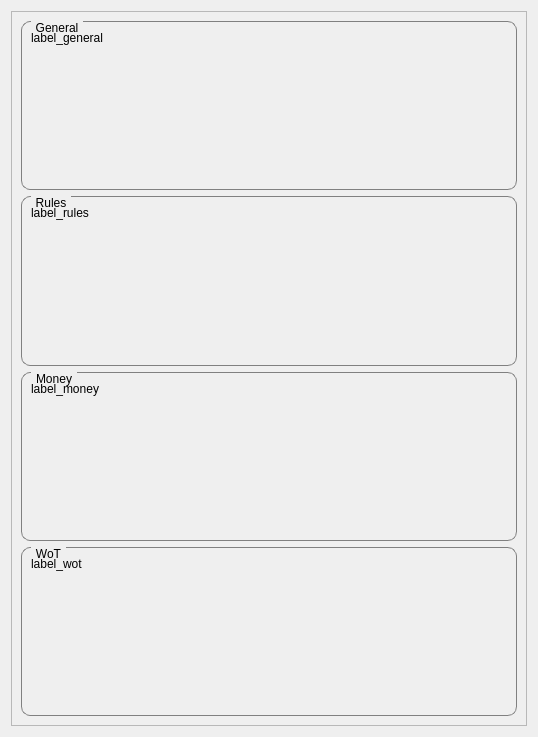
Above: res/ui/informations_tab.ui from duniter/sakia before the change. Below: the same form after it.
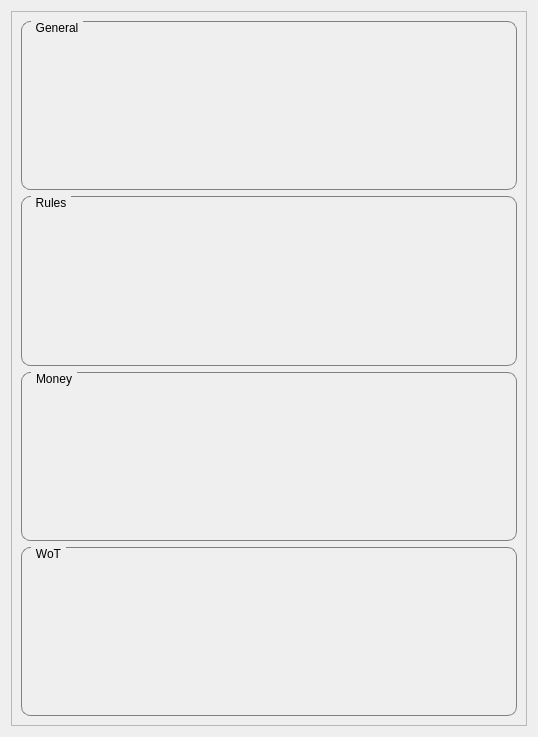
That is the form after the change.

What changed in the file:
```diff
--- a/res/ui/informations_tab.ui
+++ b/res/ui/informations_tab.ui
@@ -38,8 +38,8 @@
        <rect>
         <x>0</x>
         <y>0</y>
-        <width>518</width>
-        <height>717</height>
+        <width>522</width>
+        <height>721</height>
        </rect>
       </property>
       <layout class="QVBoxLayout" name="verticalLayout_5">
@@ -58,7 +58,7 @@
           <item>
            <widget class="QLabel" name="label_general">
             <property name="text">
-             <string>label_general</string>
+             <string/>
             </property>
             <property name="scaledContents">
              <bool>false</bool>
@@ -80,7 +80,7 @@
           <item>
            <widget class="QLabel" name="label_rules">
             <property name="text">
-             <string>label_rules</string>
+             <string/>
             </property>
             <property name="alignment">
              <set>Qt::AlignLeading|Qt::AlignLeft|Qt::AlignTop</set>
@@ -99,7 +99,7 @@
           <item>
            <widget class="QLabel" name="label_money">
             <property name="text">
-             <string>label_money</string>
+             <string/>
             </property>
             <property name="alignment">
              <set>Qt::AlignLeading|Qt::AlignLeft|Qt::AlignTop</set>
@@ -118,7 +118,7 @@
           <item>
            <widget class="QLabel" name="label_wot">
             <property name="text">
-             <string>label_wot</string>
+             <string/>
             </property>
             <property name="alignment">
              <set>Qt::AlignLeading|Qt::AlignLeft|Qt::AlignTop</set>
```
